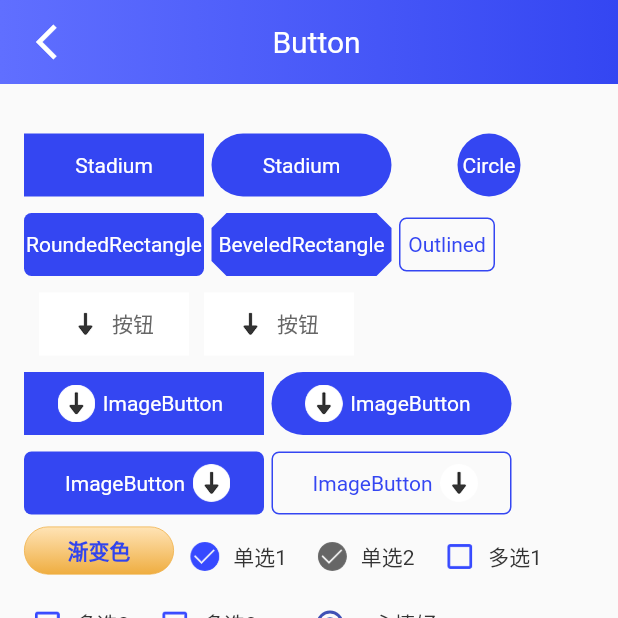
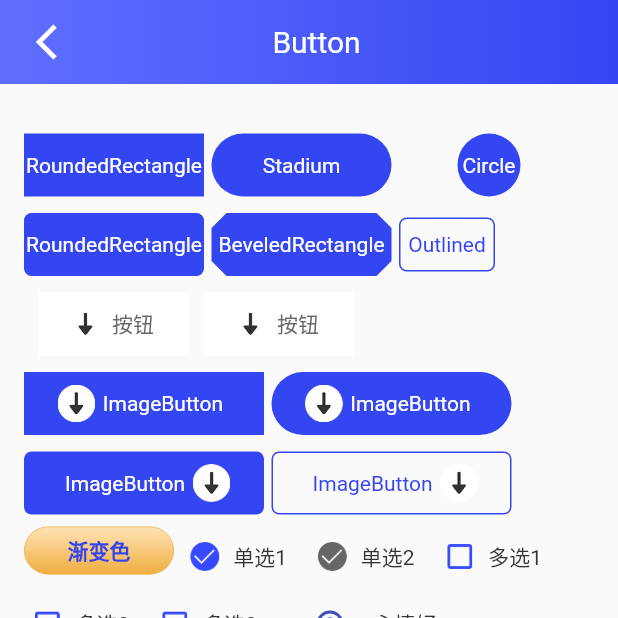
Before and after one commit to ym6745476/ym_flutter_widget, a Flutter app: the screen it shows after launch, after a tap on "Button", on a phone screen of 412 x 824 dp, the top half of it. Run offline on Flutter 3.47's test engine with Material 2 defaults, Android fonts, the phone set to English and light mode, and no system bars; our stand-ins replace cookie_jar, dio, dio_cookie_manager, video_player; accounts and stored records are empty; network calls fail.

Commit message:
优化一些小细节

```diff
--- a/example/lib/pages/demo/button.dart
+++ b/example/lib/pages/demo/button.dart
@@ -126,7 +126,7 @@ class _ButtonPageState extends State<ButtonPage> with SingleNativeStateMixin {
                     runSpacing: 5,
                     children: [
 
-                      YmTextButton("Stadium", textColor:Color(0xFFFFFFFF),onClick:  (){
+                      YmTextButton("RoundedRectangle", textColor:Color(0xFFFFFFFF),onClick:  (){
                         print("Button Pressed");
                       }),
 
--- a/lib/widgets/AppBar/ym_app_bar.dart
+++ b/lib/widgets/AppBar/ym_app_bar.dart
@@ -5,10 +5,12 @@ import 'package:flutter/material.dart';
 class YmAppBar extends StatelessWidget {
 
   final String title;                            // 标题名称
+  final TextAlign textAlign;                     // 标题方向
   final List<Color> background;                  // 背景颜色
   final double barHeight = 56;                   // 标题栏高度
   final Function() onBackClick;                  // 返回
-  final Color textColor;                    // 文本标题的颜色
+  final Color textColor;                         // 文本标题的颜色
+  final Widget? rightWidget;                     //右边内容
 
   ///构造方法传入标题栏
   YmAppBar(this.title,
@@ -19,6 +21,8 @@ class YmAppBar extends StatelessWidget {
           const Color(0xFF3446F2),
         ],
         required this.onBackClick,
+        this.rightWidget,
+        this.textAlign = TextAlign.center,
       });
 
   @override
@@ -50,9 +54,10 @@ class YmAppBar extends StatelessWidget {
           Expanded(
             flex: 1,
             child: Container(
+              margin: EdgeInsets.only(right:rightWidget == null?barHeight:0),
               child: Text(
                 title,
-                textAlign:TextAlign.center,
+                textAlign:this.textAlign,
                 style: TextStyle(
                   color: this.textColor,
                   fontSize: 20,
@@ -63,8 +68,8 @@ class YmAppBar extends StatelessWidget {
           ),
 
           Container(
-            width:barHeight,
             height:barHeight,
+            child: rightWidget == null?Container():rightWidget,
           ),
 
         ],
--- a/lib/widgets/Empty/ym_empty.dart
+++ b/lib/widgets/Empty/ym_empty.dart
@@ -15,7 +15,7 @@ class YmEmpty extends StatelessWidget {
   Widget build(BuildContext context) {
     return Container(
         decoration: ShapeDecoration(
-          color: Color(0xFFFFFFFF),
+          color: Color(0x00FFFFFF),
           shape: RoundedRectangleBorder(
             borderRadius: BorderRadius.all(Radius.zero),
           ),
--- a/lib/widgets/SearchBar/ym_search_bar.dart
+++ b/lib/widgets/SearchBar/ym_search_bar.dart
@@ -141,6 +141,7 @@ class SearchTextFieldBarState extends State<YmSearchBar> {
       decoration: BoxDecoration(
         color: Colors.white,
         borderRadius: BorderRadius.circular(widget.borderRadius),
+        border: Border.all(width: 0.5, style: BorderStyle.solid,color: Color(0XFFEFEFEF)),
       ),
       child: buildRow(),
     );
```
Also changed, not shown: lib/http/ym_http.dart (+2 -5 lines), lib/widgets/TabPageView/ym_tab_page_view.dart (+19 -8 lines).
